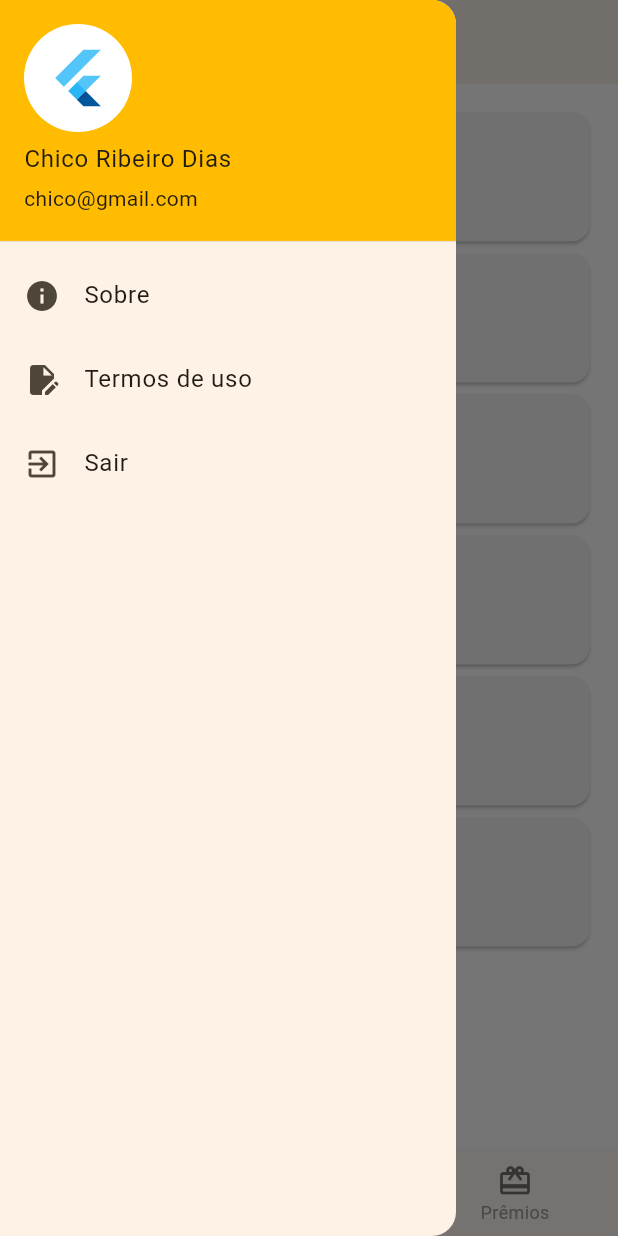
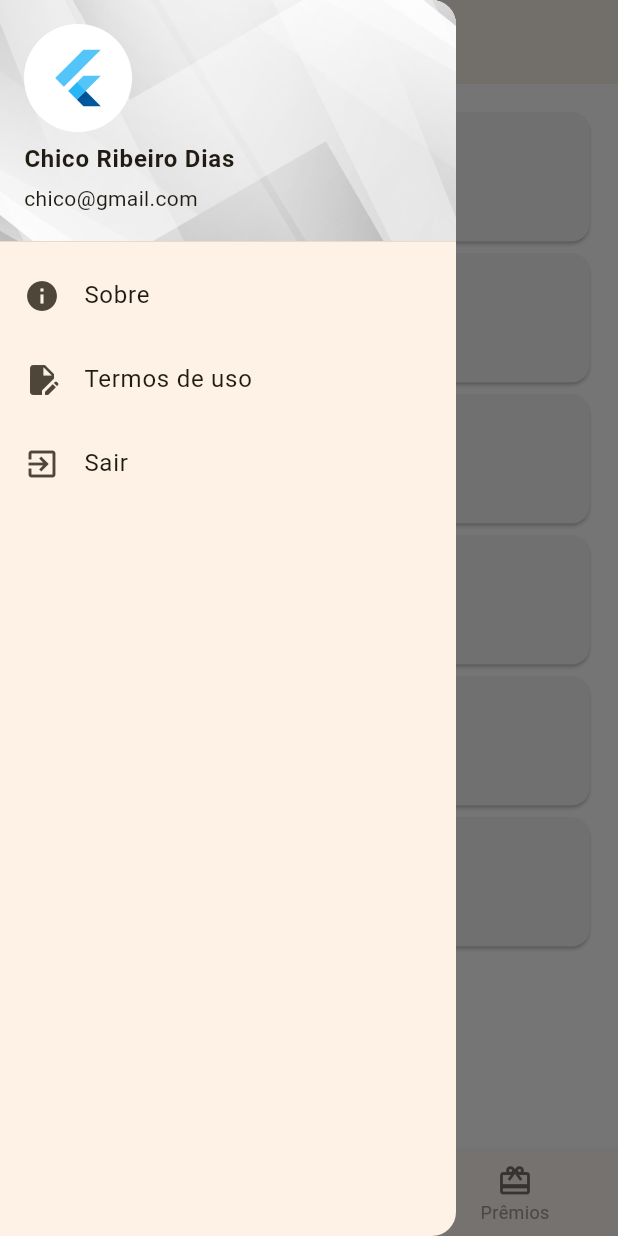
Before and after one commit to paulobrunosena/oanse_mobile, a Flutter app: the HomePage screen opened by its route, with the side drawer open, on a phone screen of 412 x 824 dp. Run offline on Flutter 3.47's test engine with Material 3 defaults, Android fonts, the phone set to English and light mode, and no system bars; our stand-ins replace dio, flutter_mobx, flutter_modular, mobx; generated files the repository leaves out were written again.

Commit message:
alterado fundo do UserAccountsDrawerHeader

```diff
--- a/lib/app/modules/home/home_page.dart
+++ b/lib/app/modules/home/home_page.dart
@@ -23,12 +23,23 @@ class HomePage extends StatelessWidget {
     ];
 
     const drawerHeader = UserAccountsDrawerHeader(
-      accountName: Text('Chico Ribeiro Dias'),
+      accountName: Text(
+        'Chico Ribeiro Dias',
+        style: TextStyle(fontWeight: FontWeight.bold),
+      ),
       accountEmail: Text('chico@gmail.com'),
       currentAccountPicture: CircleAvatar(
         backgroundColor: Colors.white,
         child: FlutterLogo(
           size: 42,
+        ),
+      ),
+      decoration: BoxDecoration(
+        image: DecorationImage(
+          image: AssetImage(
+            'assets/images_login/pattern_bg.jpg',
+          ), // Imagem de fundo
+          fit: BoxFit.cover,
         ),
       ),
     );
```
